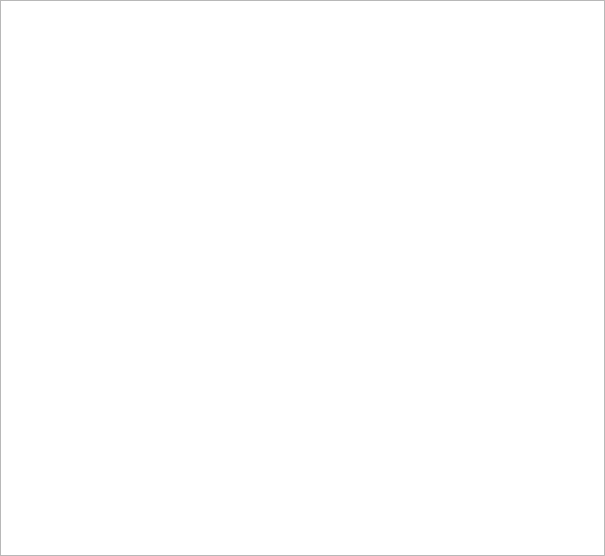
First picture: the form in include/TaskList.ui, repository Ola-jed/QTodo, before the edit.
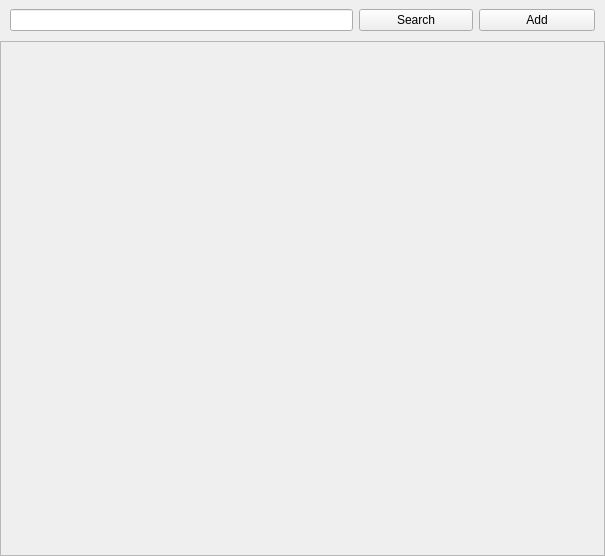
Second picture: the form after the edit. Icons and pictures are not drawn.

What changed in the file:
```diff
--- a/include/TaskList.ui
+++ b/include/TaskList.ui
@@ -13,7 +13,10 @@
   <property name="windowTitle">
    <string>TaskList</string>
   </property>
-  <layout class="QGridLayout" name="gridLayout">
+  <layout class="QVBoxLayout" name="verticalLayout">
+   <property name="spacing">
+    <number>5</number>
+   </property>
    <property name="leftMargin">
     <number>0</number>
    </property>
@@ -26,8 +29,83 @@
    <property name="bottomMargin">
     <number>0</number>
    </property>
-   <item row="0" column="0">
-    <widget class="QListWidget" name="listWidget"/>
+   <item>
+    <widget class="QWidget" name="widget_2" native="true">
+     <layout class="QHBoxLayout" name="horizontalLayout_2" stretch="4,1">
+      <property name="leftMargin">
+       <number>10</number>
+      </property>
+      <property name="topMargin">
+       <number>9</number>
+      </property>
+      <property name="rightMargin">
+       <number>10</number>
+      </property>
+      <property name="bottomMargin">
+       <number>5</number>
+      </property>
+      <item>
+       <widget class="QWidget" name="widget" native="true">
+        <layout class="QHBoxLayout" name="horizontalLayout" stretch="3,1">
+         <property name="leftMargin">
+          <number>0</number>
+         </property>
+         <property name="topMargin">
+          <number>0</number>
+         </property>
+         <property name="rightMargin">
+          <number>0</number>
+         </property>
+         <property name="bottomMargin">
+          <number>0</number>
+         </property>
+         <item>
+          <widget class="QLineEdit" name="lineEdit"/>
+         </item>
+         <item>
+          <widget class="QPushButton" name="searchBtn">
+           <property name="text">
+            <string>Search</string>
+           </property>
+           <property name="icon">
+            <iconset resource="../resources.qrc">
+             <normaloff>:/assets/search.png</normaloff>:/assets/search.png</iconset>
+           </property>
+          </widget>
+         </item>
+        </layout>
+       </widget>
+      </item>
+      <item>
+       <widget class="QPushButton" name="addBtn">
+        <property name="text">
+         <string>Add</string>
+        </property>
+        <property name="icon">
+         <iconset resource="../resources.qrc">
+          <normaloff>:/assets/add.png</normaloff>:/assets/add.png</iconset>
+        </property>
+       </widget>
+      </item>
+     </layout>
+    </widget>
+   </item>
+   <item>
+    <widget class="QScrollArea" name="scrollArea">
+     <property name="widgetResizable">
+      <bool>true</bool>
+     </property>
+     <widget class="QWidget" name="scrollAreaWidgetContents_4">
+      <property name="geometry">
+       <rect>
+        <x>0</x>
+        <y>0</y>
+        <width>603</width>
+        <height>509</height>
+       </rect>
+      </property>
+     </widget>
+    </widget>
    </item>
   </layout>
  </widget>
```
Left out of the diff: 4 changed lines with no effect on the pictures.
